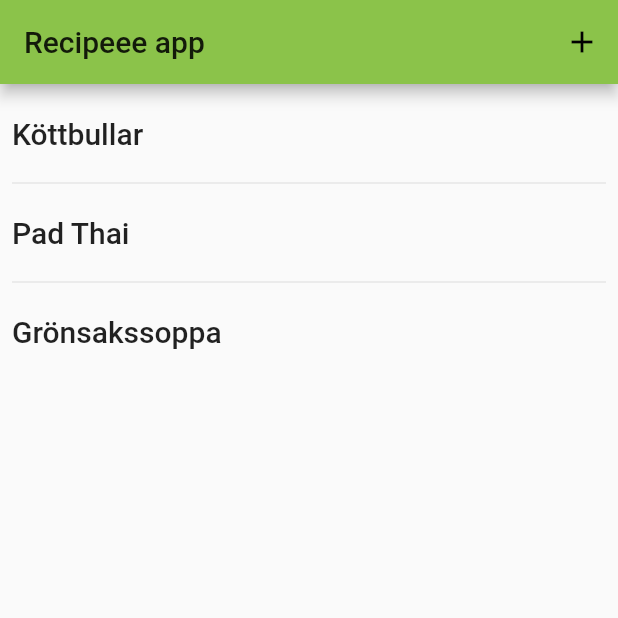
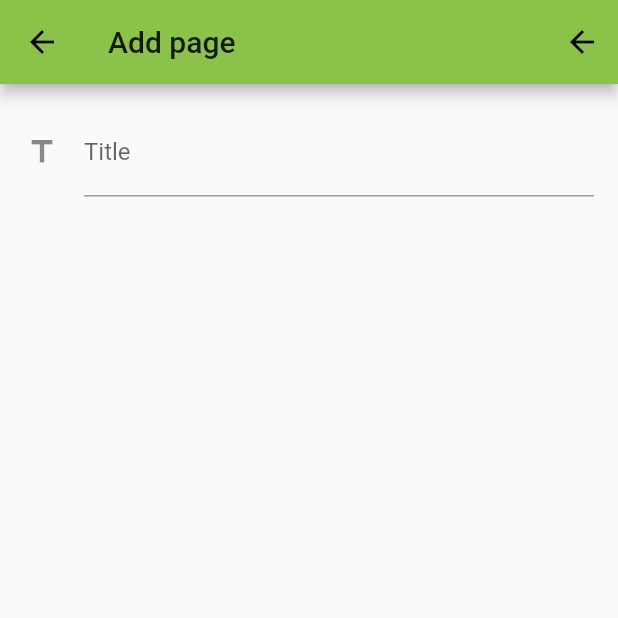
Before and after one commit to TobiasTovedal/recipe_app, a Flutter app: the screen it shows after launch, after a tap on the "add" icon, on a phone screen of 412 x 824 dp, the top half of it. Run offline on Flutter 3.47's test engine with Material 2 defaults, Android fonts, the phone set to English and light mode, and no system bars.

Commit message:
Added first verion of addRecipePage

```diff
--- /dev/null
+++ b/lib/addRecipePage.dart
@@ -0,0 +1,31 @@
+import 'package:flutter/material.dart';
+
+class AddRecipePage extends StatelessWidget {
+  Widget build(BuildContext context) {
+    Widget formList = ListView(
+      padding: const EdgeInsets.all(16),
+      children: [
+        TextFormField(
+          decoration: const InputDecoration(
+              icon: Icon(Icons.title),
+              hintText: 'Name of your recipe',
+              labelText: 'Title'),
+        )
+      ],
+    );
+
+    return Scaffold(
+        appBar: AppBar(
+          title: Text('Add page'),
+          actions: [
+            IconButton(
+              icon: Icon(Icons.arrow_back),
+              onPressed: () {
+                // Hoppa bakåt
+              },
+            )
+          ],
+        ),
+        body: formList);
+  }
+}
--- a/lib/main.dart
+++ b/lib/main.dart
@@ -1,6 +1,7 @@
 import 'package:flutter/material.dart';
 import 'package:recipe_app/mainPage.dart';
 import 'package:recipe_app/recipePage.dart';
+import 'package:recipe_app/addRecipePage.dart';
 
 void main() {
   runApp(Root());
@@ -20,6 +21,7 @@ class Root extends StatelessWidget {
       routes: {
         '/': (context) => MainPage(),
         '/recipePage': (context) => RecipePage(),
+        '/addRecipePage': (context) => AddRecipePage()
       },
     );
   }
--- a/lib/mainPage.dart
+++ b/lib/mainPage.dart
@@ -1,4 +1,5 @@
 import 'package:flutter/material.dart';
+import 'package:recipe_app/addRecipePage.dart';
 import 'package:recipe_app/recipePage.dart';
 
 class Recipe {
@@ -47,7 +48,10 @@ class MainPage extends StatelessWidget {
           actions: [
             IconButton(
               icon: Icon(Icons.add),
-              onPressed: () {},
+              onPressed: () {
+                Navigator.push(context,
+                    MaterialPageRoute(builder: (context) => AddRecipePage()));
+              },
             )
           ],
         ),
--- a/lib/recipePage.dart
+++ b/lib/recipePage.dart
@@ -48,16 +48,11 @@ class RecipePage extends StatelessWidget {
             ],
           ),
         ),
-        RaisedButton(
-          child: Text('Back'),
-          onPressed: () {
-            Navigator.pop(context);
-          },
-        ),
       ],
     );
 
     return Scaffold(
+      appBar: AppBar(title: Text('Recept page')),
       body: myList,
     );
   }
```
